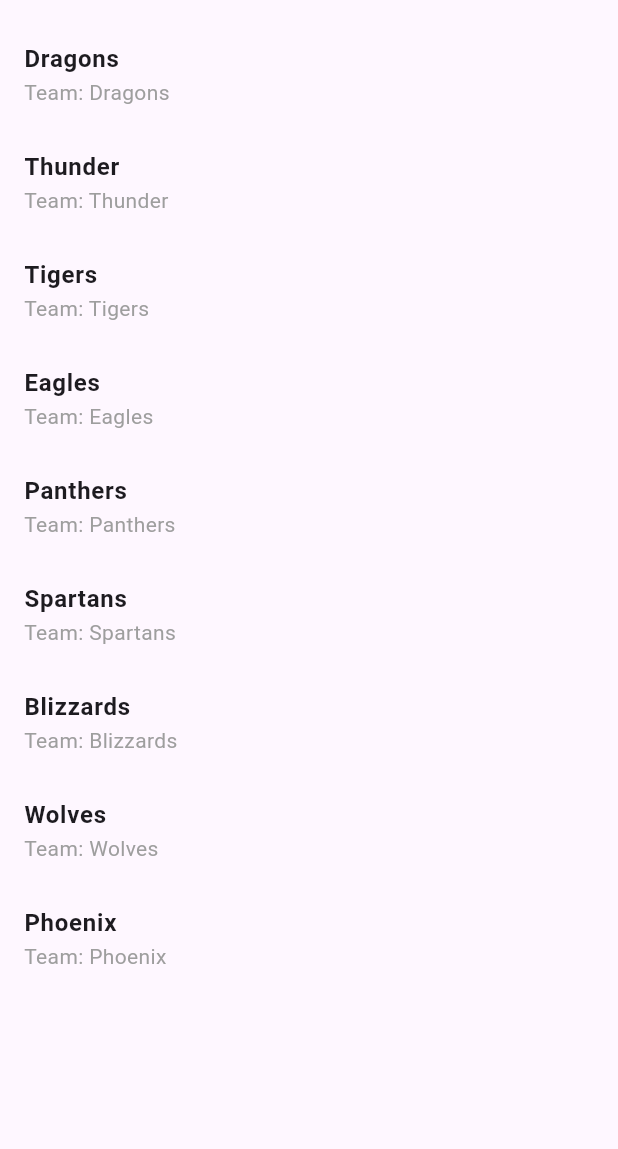
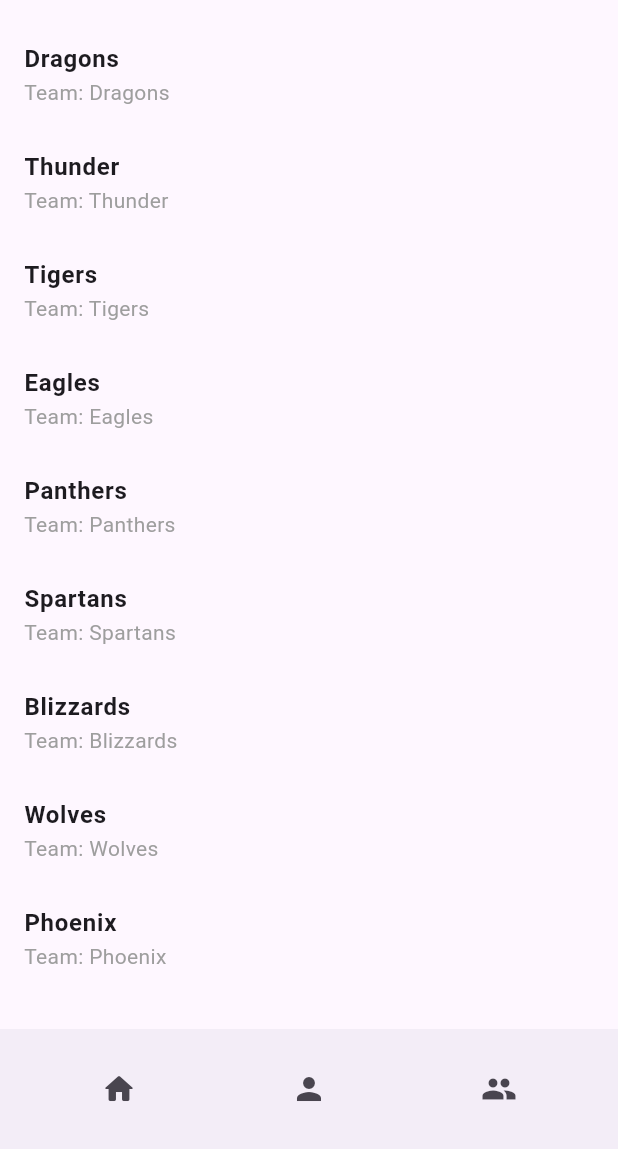
Before and after one commit to AntoineSfeir/MyNBA, a Flutter app: the TeamsPage screen opened directly, scrolled down 400 dp, on a phone screen of 412 x 824 dp, the part 87-1236 px from its top. Run offline on Flutter 3.47's test engine with Material 3 defaults, Android fonts, the phone set to English and light mode, and no system bars; our stand-ins replace sqflite; accounts and stored records are empty; network calls fail.

Commit message:
pushing p

```diff
--- a/my_nba/lib/data/player_db.dart
+++ b/my_nba/lib/data/player_db.dart
@@ -108,7 +108,6 @@ class PlayerDb {
     final Database database = await DatabaseService().getDataBase();
     //await database.delete('players', where: 'playerID = ?', whereArgs: ['64fdf0ee-5216-4aa2-86c0-87ddef5a7278']);
     final players = await database.rawQuery('SELECT * FROM players');
-    print('Players from database: $players');
     return players.map((player) => Player.fromSqfliteDatbase(player)).toList();
   }
 
--- a/my_nba/lib/models/team_model.dart
+++ b/my_nba/lib/models/team_model.dart
@@ -1,13 +1,13 @@
 class Team{
 final String teamID;
-final String City;
+final String city;
 final String homeCourt;
 final String division;
 
 
 Team(
     {required this.teamID,
-     required this.City,
+     required this.city,
      required this.homeCourt,
     required this.division,
     });
@@ -15,7 +15,7 @@ Team(
     factory Team.fromSqfliteDatbase(Map<String, dynamic> data) {
       return Team(
         teamID: data['teamID'],
-        City: data['City'],
+        city: data['city'],
         homeCourt: data['homecourt'],
         division: data['division'],
       );
--- a/my_nba/lib/pages/home_page.dart
+++ b/my_nba/lib/pages/home_page.dart
@@ -1,6 +1,6 @@
 import 'package:flutter/material.dart';
+import 'package:my_nba/pages/teams_page.dart';
 import 'package:my_nba/pages/players_page.dart';
-import 'package:my_nba/pages/teams_page.dart';
 
 class HomePage extends StatelessWidget {
   const HomePage({Key? key}) : super(key: key);
@@ -63,7 +63,7 @@ class HomePage extends StatelessWidget {
                   onPressed: () {
                      Navigator.pushReplacement(
                        context,
-                       MaterialPageRoute(builder: (context) => TeamsPage()),
+                       MaterialPageRoute(builder: (context) => const TeamsPage()),
                      );
                   },
                 ),
--- a/my_nba/lib/pages/teams_page.dart
+++ b/my_nba/lib/pages/teams_page.dart
@@ -1,6 +1,8 @@
 import 'package:flutter/material.dart';
 import 'package:my_nba/data/team_db.dart';
+import 'package:my_nba/pages/home_page.dart';
 import 'package:my_nba/models/team_model.dart';
+import 'package:my_nba/pages/players_page.dart';
 
 class TeamsPage extends StatefulWidget {
   const TeamsPage({Key? key}) : super(key: key);
@@ -99,6 +101,40 @@ class _TeamsPageState extends State<TeamsPage> {
           },
         ),
       ),
+       bottomNavigationBar: BottomAppBar(
+        child: SizedBox(
+          height: 50.0,
+          child: Row(
+            mainAxisAlignment: MainAxisAlignment.spaceAround,
+            children: <Widget>[
+              IconButton(
+                icon: const Icon(Icons.home_rounded),
+                onPressed: () {
+                  Navigator.pushReplacement(
+                    context,
+                    MaterialPageRoute(builder: (context) => const HomePage()),
+                  );
+                },
+              ),
+              IconButton(
+                icon: const Icon(Icons.person),
+                onPressed: () {
+                   Navigator.pushReplacement(
+                    context,
+                    MaterialPageRoute(builder: (context) => const PlayersPage()),
+                  );
+                },
+              ),
+              IconButton(
+                icon: const Icon(Icons.group),
+                onPressed: () {
+
+                },
+              ),
+            ],
+          ),
+        ),
+      ),
     );
   }
 
```
Also changed, not shown: my_nba/lib/data/team_db.dart (+12 -13 lines), my_nba/lib/pages/players_page.dart (+6 -6 lines).
